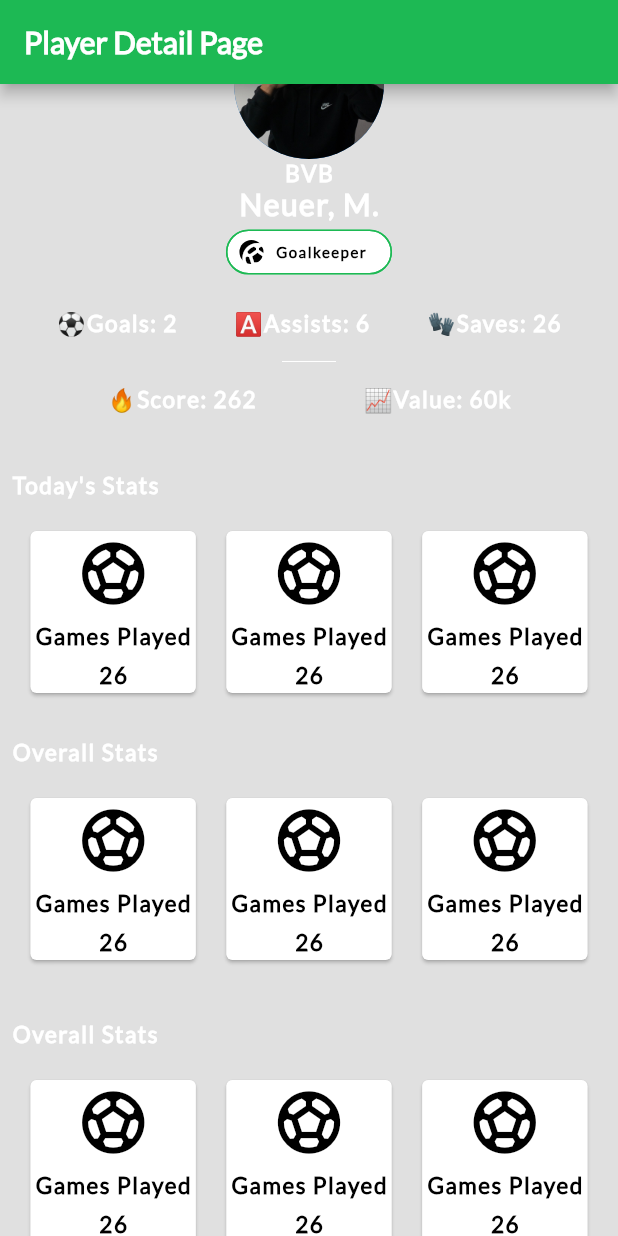
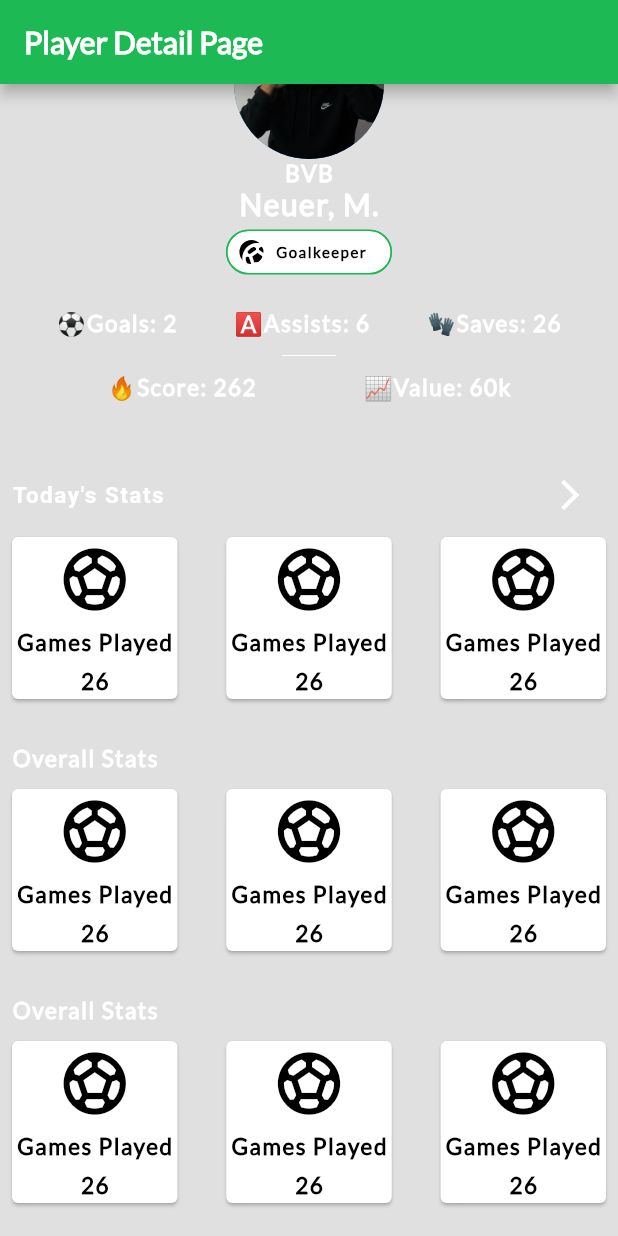
Before and after one commit to kleviss/flutter-business-card, a Flutter app: the screen it shows after launch, scrolled down 68 dp, on a phone screen of 412 x 824 dp. Run offline on Flutter 3.47's test engine with Material 2 defaults, Android fonts, the phone set to English and light mode, and no system bars; Roboto replaces fonts that are missing (Alto).

Commit message:
add icon to row

```diff
--- a/lib/main.dart
+++ b/lib/main.dart
@@ -105,7 +105,7 @@ class MyApp extends StatelessWidget {
               ),
             ),
             const Padding(
-              padding: EdgeInsets.all(8.0),
+              padding: EdgeInsets.symmetric(vertical: 4, horizontal: 8.0),
               child: Divider(
                 endIndent: 180.0,
                 indent: 180.0,
@@ -125,10 +125,47 @@ class MyApp extends StatelessWidget {
                 ],
               ),
             ),
+            Padding(
+                padding: const EdgeInsets.fromLTRB(8.0, 38.0, 8.0, 0.0),
+                child: Row(
+                  mainAxisAlignment: MainAxisAlignment.spaceBetween,
+                  children: [
+                    const Text(
+                      'Today\'s Stats',
+                      style: TextStyle(
+                        color: Colors.white,
+                        fontSize: 15.0,
+                        fontWeight: FontWeight.bold,
+                        letterSpacing: 1.0,
+                        fontFamily: 'Alto',
+                      ),
+                    ),
+                    IconButton(
+                        onPressed: () {
+                          null;
+                        },
+                        tooltip: "View today's stats",
+                        splashColor: Colors.green.shade400,
+                        splashRadius: 25.0,
+                        icon: const Icon(Icons.arrow_forward_ios,
+                            color: Colors.white)),
+                  ],
+                )),
+            Padding(
+              padding: const EdgeInsets.fromLTRB(4.0, 0.0, 4.0, 8.0),
+              child: Row(
+                mainAxisAlignment: MainAxisAlignment.spaceBetween,
+                children: const [
+                  CustomCard(),
+                  CustomCard(),
+                  CustomCard(),
+                ],
+              ),
+            ),
             const Padding(
-                padding: EdgeInsets.fromLTRB(8.0, 38.0, 8.0, 0.0),
+                padding: EdgeInsets.fromLTRB(8.0, 18.0, 8.0, 8.0),
                 child: Text(
-                  'Today\'s Stats',
+                  'Overall Stats',
                   style: TextStyle(
                     color: Colors.white,
                     fontSize: 15.0,
@@ -138,9 +175,9 @@ class MyApp extends StatelessWidget {
                   ),
                 )),
             Padding(
-              padding: const EdgeInsets.fromLTRB(4.0, 18.0, 4.0, 8.0),
+              padding: const EdgeInsets.fromLTRB(4.0, 0.0, 4.0, 8.0),
               child: Row(
-                mainAxisAlignment: MainAxisAlignment.spaceEvenly,
+                mainAxisAlignment: MainAxisAlignment.spaceBetween,
                 children: const [
                   CustomCard(),
                   CustomCard(),
@@ -149,7 +186,7 @@ class MyApp extends StatelessWidget {
               ),
             ),
             const Padding(
-                padding: EdgeInsets.fromLTRB(8.0, 18.0, 8.0, 18.0),
+                padding: EdgeInsets.fromLTRB(8.0, 18.0, 8.0, 8.0),
                 child: Text(
                   'Overall Stats',
                   style: TextStyle(
@@ -163,30 +200,7 @@ class MyApp extends StatelessWidget {
             Padding(
               padding: const EdgeInsets.fromLTRB(4.0, 0.0, 4.0, 18.0),
               child: Row(
-                mainAxisAlignment: MainAxisAlignment.spaceEvenly,
-                children: const [
-                  CustomCard(),
-                  CustomCard(),
-                  CustomCard(),
-                ],
-              ),
-            ),
-            const Padding(
-                padding: EdgeInsets.fromLTRB(8.0, 18.0, 8.0, 18.0),
-                child: Text(
-                  'Overall Stats',
-                  style: TextStyle(
-                    color: Colors.white,
-                    fontSize: 15.0,
-                    fontWeight: FontWeight.bold,
-                    letterSpacing: 1.0,
-                    fontFamily: 'Lato',
-                  ),
-                )),
-            Padding(
-              padding: const EdgeInsets.fromLTRB(4.0, 0.0, 4.0, 18.0),
-              child: Row(
-                mainAxisAlignment: MainAxisAlignment.spaceEvenly,
+                mainAxisAlignment: MainAxisAlignment.spaceBetween,
                 children: const [
                   CustomCard(),
                   CustomCard(),
```
